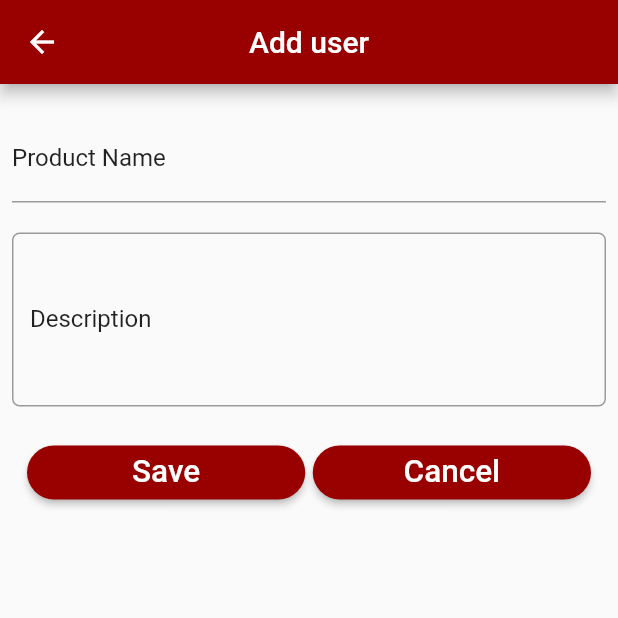
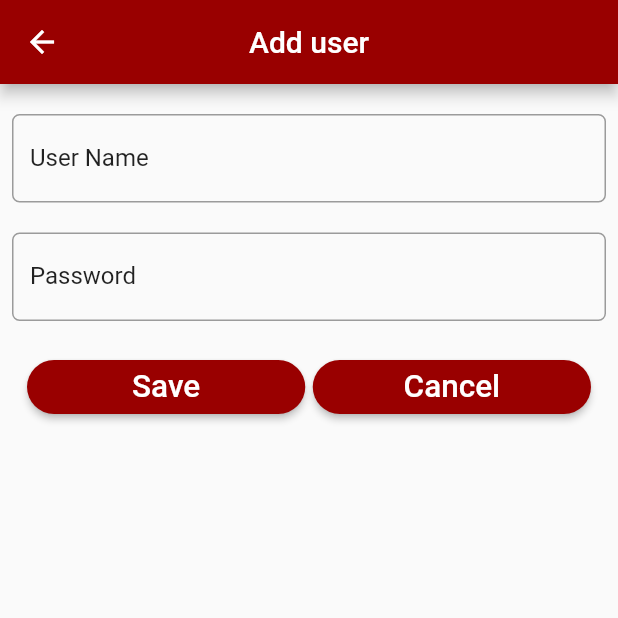
Before and after one commit to occn8/Inventory-umu, a Flutter app: the UsersP screen opened by its route, after a tap on "Add", on a phone screen of 412 x 824 dp, the top half of it. Run offline on Flutter 3.47's test engine with Material 2 defaults, Android fonts, the phone set to English and light mode, and no system bars; our stand-ins replace sqflite; missing offline and left inert: dart:ffi; accounts and stored records are empty.

Commit message:
db two tables

```diff
--- a/lib/screens/useradd.dart
+++ b/lib/screens/useradd.dart
@@ -58,24 +58,24 @@ class _UserDetailsState extends State<UserDetails> {
                       updateName();
                     },
                     decoration: InputDecoration(
-                      labelText: 'Product Name',
+                      labelText: 'User Name',
                       labelStyle: textStyle,
-                      // border: OutlineInputBorder(
-                      //     borderRadius: BorderRadius.circular(5)),
+                      border: OutlineInputBorder(
+                          borderRadius: BorderRadius.circular(5)),
                     ),
                   ),
                 ),
                 Padding(
                   padding: EdgeInsets.symmetric(vertical: 10),
                   child: TextField(
-                    maxLines: 4,
                     controller: passwordController,
+                    obscureText: true,
                     style: textStyle,
                     onChanged: (value) {
                       updatePassword();
                     },
                     decoration: InputDecoration(
-                      labelText: 'Description',
+                      labelText: 'Password',
                       labelStyle: textStyle,
                       border: OutlineInputBorder(
                           borderRadius: BorderRadius.circular(5)),
--- a/lib/utils/dbhelper.dart
+++ b/lib/utils/dbhelper.dart
@@ -49,6 +49,10 @@ class DataBaseHelper {
     await db.execute(
       // 'CREATE TABLE $productTable($colId INTEGER PRIMARY KEY AUTOINCREMENT, $colTitle TEXT,$colDescription TEXT, $colPriority INTEGER, $colDate Text)'
       'CREATE TABLE $userTable($usrId INTEGER PRIMARY KEY AUTOINCREMENT, $usrName TEXT,$usrPassword TEXT)',
+    );
+     await db.execute(
+      'CREATE TABLE $productTable($colId INTEGER PRIMARY KEY AUTOINCREMENT, $colTitle TEXT,$colDescription TEXT, $colPriority INTEGER, $colDate Text)'
+      // 'CREATE TABLE $userTable($usrId INTEGER PRIMARY KEY AUTOINCREMENT, $usrName TEXT,$usrPassword TEXT)',
     );
   }
 
```
Also changed, not shown: lib/screens/Users.dart (+66 -22 lines).
